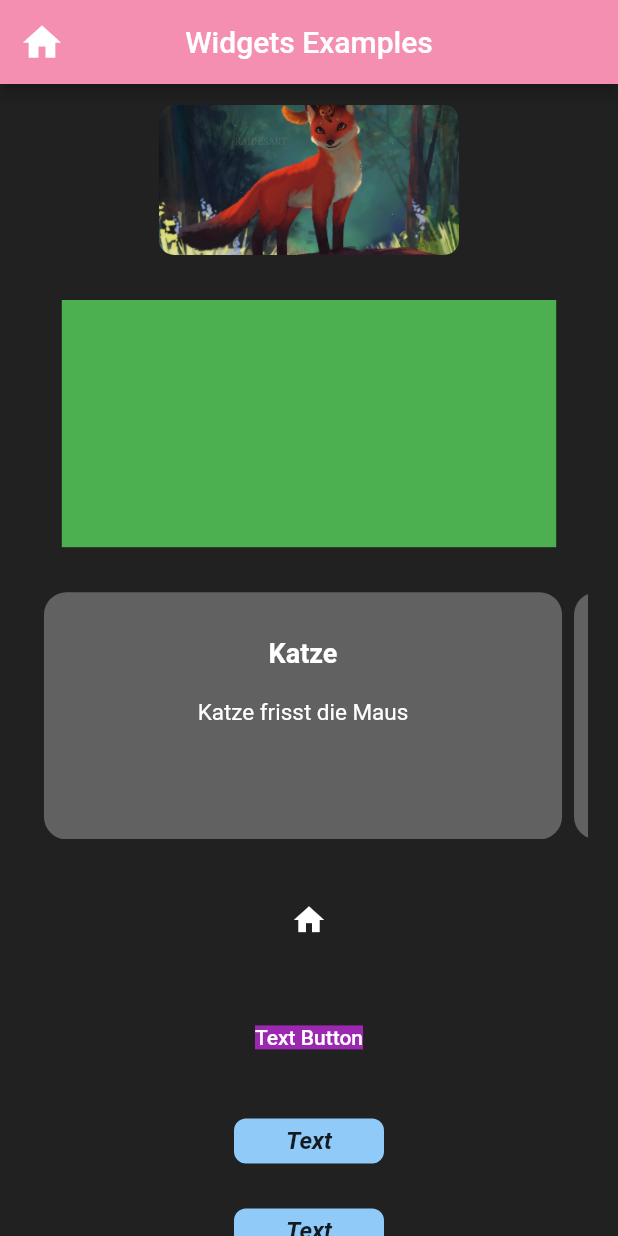
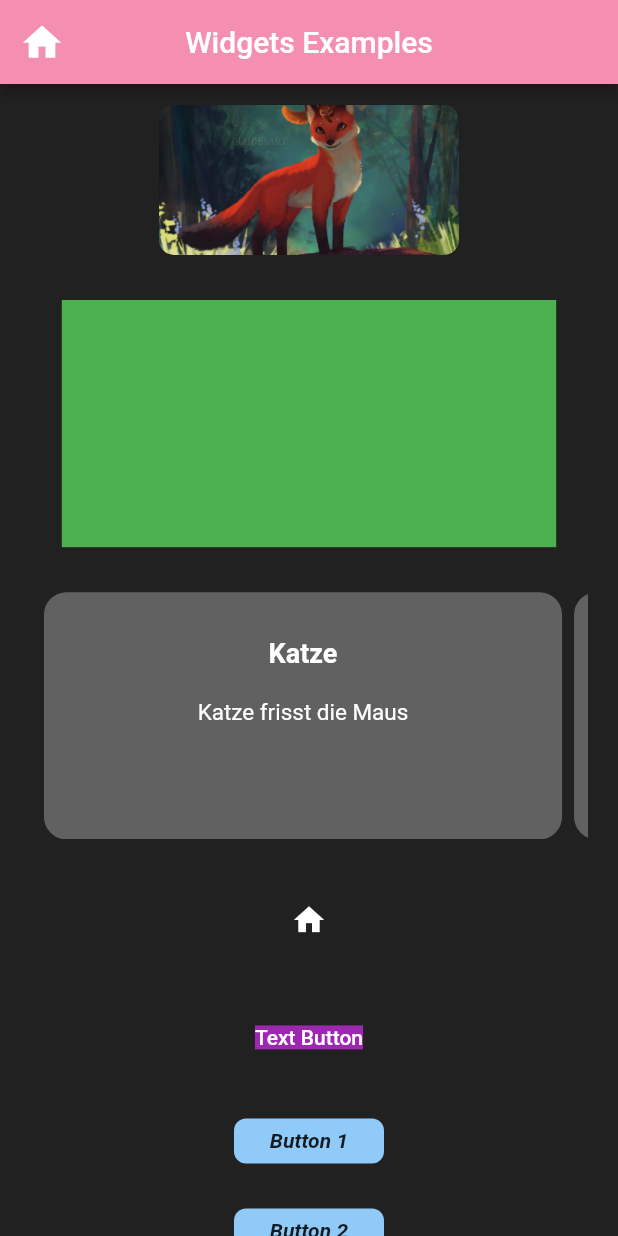
Before and after one commit to Igneele91/Dart-Flutter-Udmi2022, a Flutter app: the screen it shows after launch, scrolled down 576 dp, on a phone screen of 412 x 824 dp. Run offline on Flutter 3.47's test engine with Material 2 defaults, Android fonts, the phone set to English and light mode, and no system bars.

Commit message:
vid 40 push 2 part 2 comit 2 button correktur

```diff
--- a/flutter_grundlagen/lib/presentation/widgets_examples/widgets/custom_button.dart
+++ b/flutter_grundlagen/lib/presentation/widgets_examples/widgets/custom_button.dart
@@ -3,7 +3,8 @@ import 'package:flutter/material.dart';
 class CustomButton extends StatelessWidget {
   final Function onPressed;
   final String text;
-  const CustomButton({Key? key, required this.onPressed, required this.text}) : super(key: key);
+  const CustomButton({Key? key, required this.onPressed, required this.text})
+      : super(key: key);
 
   @override
   Widget build(BuildContext context) {
@@ -16,11 +17,11 @@ class CustomButton extends StatelessWidget {
             // Text in der Mittte einfach Child und dan Center widget
             borderRadius: BorderRadius.circular(8),
             color: Colors.blue[200]),
-        child: const Center(
+        child: Center(
             child: Text(
-          "Text",
-          style: TextStyle(
-              fontSize: 16,
+          text,
+          style: const TextStyle(
+              fontSize: 14,
               fontWeight: FontWeight.bold,
               fontStyle: FontStyle.italic),
         )),
```
Also changed, not shown: flutter_grundlagen/lib/presentation/widgets_examples/widgets_examples_page.dart (+7 -7 lines).
